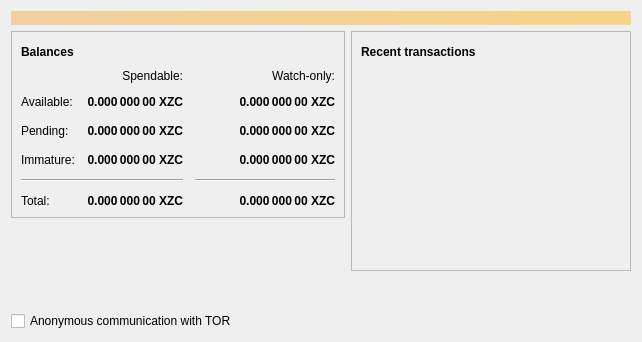
Old version of the form src/qt/forms/overviewpage.ui in the repository firoorg/firo.
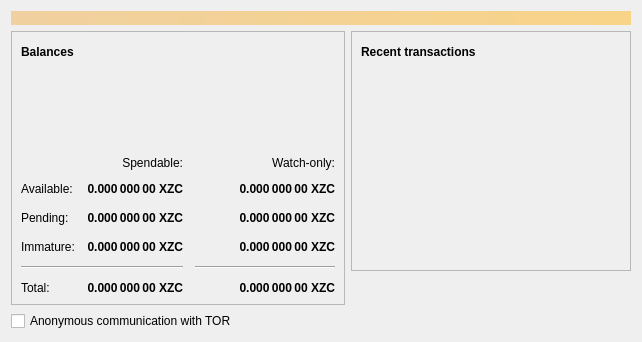
New version of the form. Icons and pictures are not drawn.

Patch:
```diff
--- a/src/qt/forms/overviewpage.ui
+++ b/src/qt/forms/overviewpage.ui
@@ -109,6 +109,25 @@
             </item>
            </layout>
           </item>
+	  <item>
+           <widget class="QListWidget" name="overviewLW">
+            <property name="focusPolicy">
+             <enum>Qt::NoFocus</enum>
+            </property>
+            <property name="styleSheet">
+             <string notr="true">QListWidget { background-color:transparent }</string>
+            </property>
+            <property name="frameShape">
+             <enum>QFrame::NoFrame</enum>
+            </property>
+            <property name="frameShadow">
+             <enum>QFrame::Plain</enum>
+            </property>
+            <property name="selectionMode">
+             <enum>QAbstractItemView::NoSelection</enum>
+            </property>
+           </widget>
+          </item>
           <item>
            <layout class="QGridLayout" name="gridLayout">
             <property name="spacing">
```
